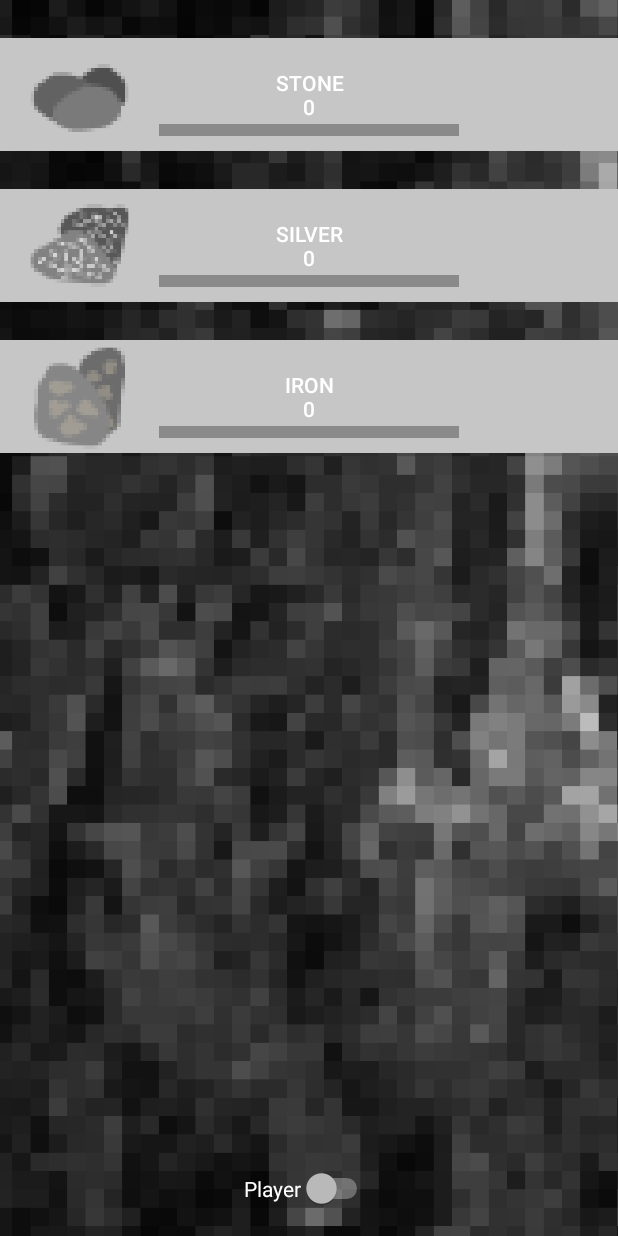
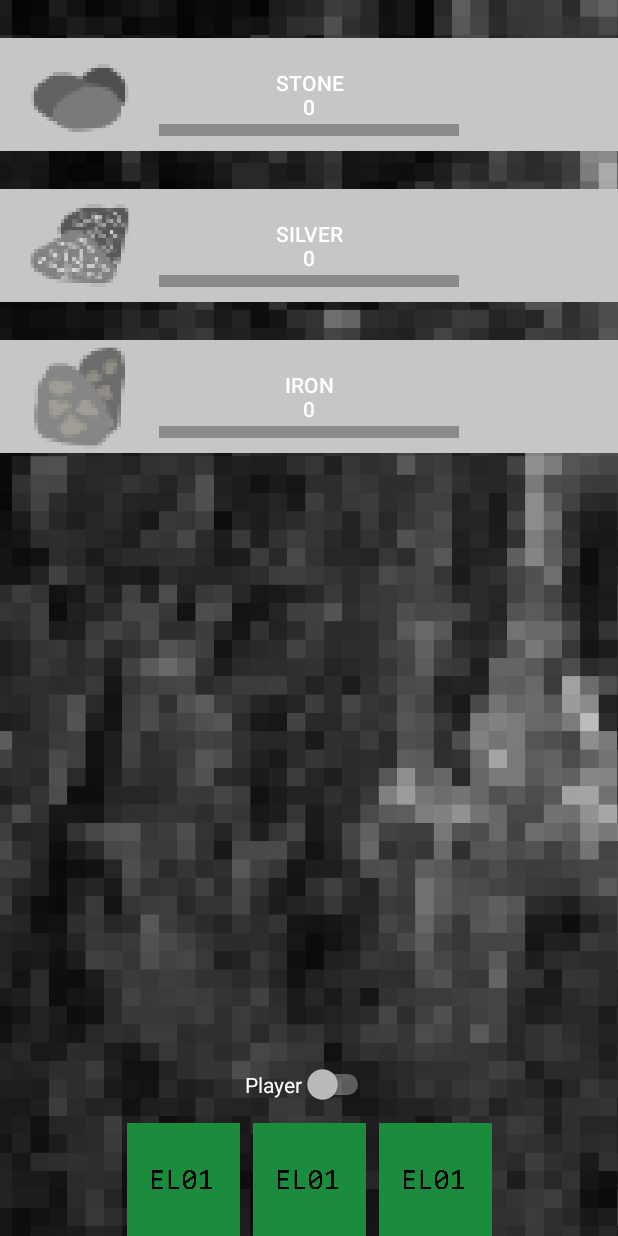
Before and after one commit to Szomti/IdleMicra, an Android app: the layout activity_main.xml on its own in the app's theme, with its tools: preview values and no code run, on a phone screen of 412 x 824 dp. Run offline under Robolectric (Android 15) with nearby library versions, the phone set to English and light mode, and no system bars.

Commit message:
Started creating ability to change pages.

```diff
--- a/app/src/main/java/com/example/idlemicra/MainActivity.kt
+++ b/app/src/main/java/com/example/idlemicra/MainActivity.kt
@@ -79,7 +79,7 @@ class MainActivity : AppCompatActivity() {
         // Iron
         var ironAmount = 0
         var ironExtraction = 1
-        var ironProgressMax = 50000
+        var ironProgressMax = 40000
         var ironProgress = 50
         var ironBonus = 10
         var ironManager = false
--- a/app/src/main/res/layout/activity_main.xml
+++ b/app/src/main/res/layout/activity_main.xml
@@ -207,10 +207,56 @@
             android:text="Player"
             app:layout_constraintBottom_toBottomOf="parent"
             app:layout_constraintEnd_toEndOf="parent"
-            app:layout_constraintHorizontal_bias="0.498"
+            app:layout_constraintHorizontal_bias="0.5"
             app:layout_constraintStart_toStartOf="parent"
             app:layout_constraintTop_toTopOf="parent"
-            app:layout_constraintVertical_bias="0.977" />
+            app:layout_constraintVertical_bias="0.89" />
+
+    </androidx.constraintlayout.widget.ConstraintLayout>
+
+    <androidx.constraintlayout.widget.ConstraintLayout
+        android:id="@+id/page_change"
+        android:layout_width="0dp"
+        android:layout_height="0dp"
+        android:visibility="visible"
+        app:layout_constraintBottom_toBottomOf="parent"
+        app:layout_constraintEnd_toEndOf="parent"
+        app:layout_constraintStart_toStartOf="parent"
+        app:layout_constraintTop_toTopOf="parent">
+
+        <ImageView
+            android:id="@+id/change_main_page"
+            android:layout_width="75dp"
+            android:layout_height="75dp"
+            app:layout_constraintHorizontal_bias="0.5"
+            app:layout_constraintEnd_toEndOf="@id/change_money_page"
+            app:layout_constraintStart_toStartOf="parent"
+            app:layout_constraintTop_toTopOf="@id/change_money_page"
+            app:layout_constraintBottom_toBottomOf="@id/change_money_page"
+            app:srcCompat="@drawable/test_element" />
+
+        <ImageView
+            android:id="@+id/change_money_page"
+            android:layout_width="75dp"
+            android:layout_height="75dp"
+            app:layout_constraintVertical_bias="1"
+            app:layout_constraintHorizontal_bias="0.5"
+            app:layout_constraintEnd_toEndOf="parent"
+            app:layout_constraintStart_toStartOf="parent"
+            app:layout_constraintTop_toTopOf="parent"
+            app:layout_constraintBottom_toBottomOf="parent"
+            app:srcCompat="@drawable/test_element" />
+
+        <ImageView
+            android:id="@+id/change_skill_page"
+            android:layout_width="75dp"
+            android:layout_height="75dp"
+            app:layout_constraintHorizontal_bias="0.5"
+            app:layout_constraintEnd_toEndOf="parent"
+            app:layout_constraintStart_toStartOf="@id/change_money_page"
+            app:layout_constraintTop_toTopOf="@id/change_money_page"
+            app:layout_constraintBottom_toBottomOf="@id/change_money_page"
+            app:srcCompat="@drawable/test_element" />
 
     </androidx.constraintlayout.widget.ConstraintLayout>
 
```
Also changed, not shown: app/src/main/res/drawable-v24/test_element.png (added).
